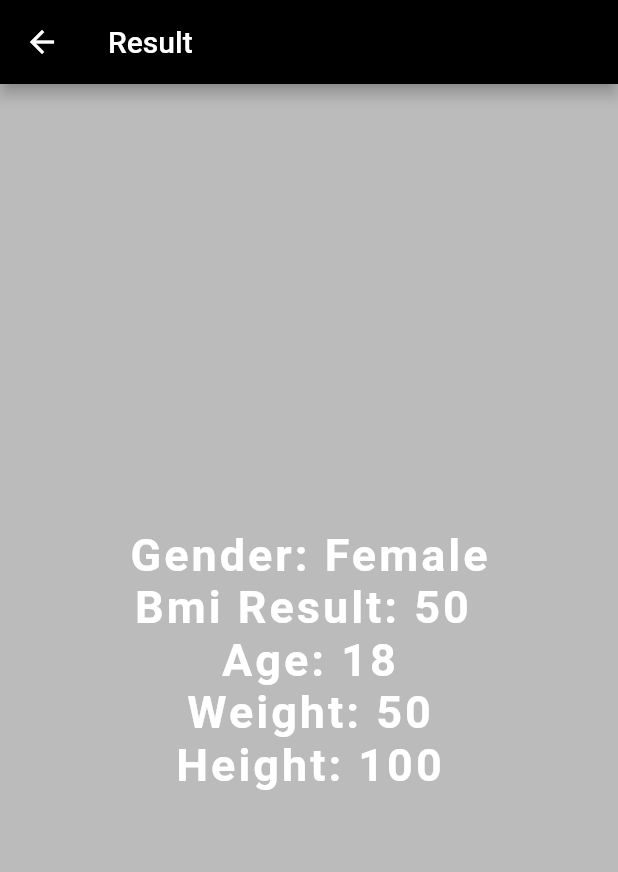
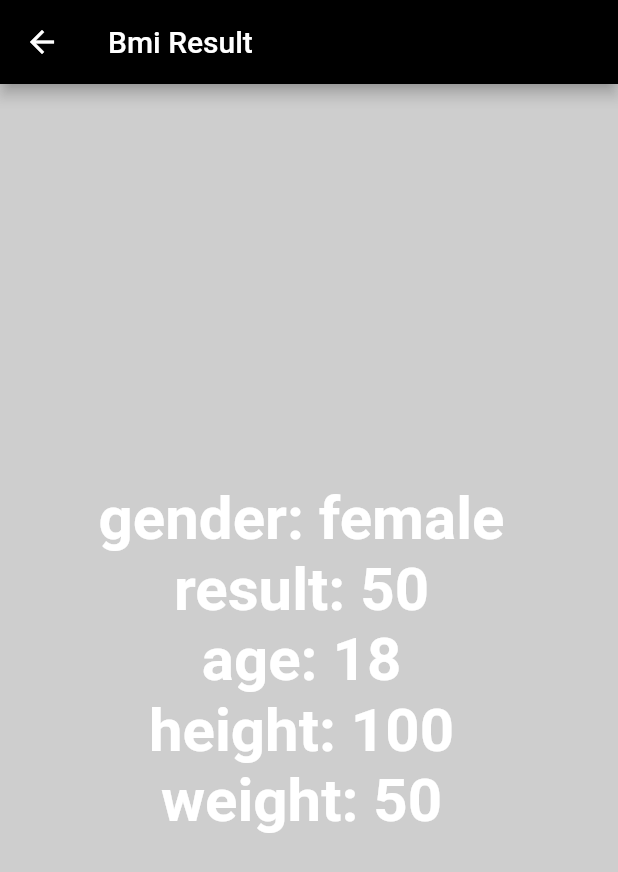
Before and after one commit to ZiadElsaadany/Flutter-Bmi-Calculator, a Flutter app: the screen it shows after launch, after a tap on "CALCULATE", on a phone screen of 412 x 824 dp. Shown: the top 872 px of the screen. Run offline on Flutter 3.47's test engine with Material 2 defaults, Android fonts, the phone set to English and light mode, and no system bars.

Commit message:
result screen added

```diff
--- a/lib/home_screen.dart
+++ b/lib/home_screen.dart
@@ -12,7 +12,7 @@ class _HomeScreenState extends State<HomeScreen> {
   double  height = 100;
   int age  = 18 ;
   double  weight = 50;
-  bool  colorMale = false;
+  bool  isMale = false;
   @override
   Widget build(BuildContext context) {
     return Scaffold(
@@ -28,42 +28,37 @@ class _HomeScreenState extends State<HomeScreen> {
                 Expanded(
                   child: Padding(
                     padding: const EdgeInsets.only(left: 15, right: 7, top: 10),
+                    child: Container(
+                      height: double.infinity,
+                      decoration: BoxDecoration(
+                          border: Border.all(
+                              color: isMale? Colors.black:Colors.red, width: 10),
+                          color: Colors.white,
+                          borderRadius: BorderRadius.circular(30)),
                       child: InkWell(
                           onTap: (){
-                        colorMale = false;
+                            isMale = false;
                             setState(() {});
                           },
-                      child: Container(
-                        decoration: BoxDecoration(
-                            border: Border.all(color: colorMale? Colors.black:Colors.red, width: 10),
-                            color: Colors.white,
-                            borderRadius: BorderRadius.circular(30)),
-                        child: const Image(
-                          image: AssetImage('assets/images/female.png'),
-                          height: 150,
-                        ),
-                      ),
+                          child: const Icon(Icons.female,size: 100,))
                     ),
                   ),
                 ),
                 Expanded(
                   child: Padding(
                     padding: const EdgeInsets.only(left: 15, right: 7, top: 10),
+                    child: Container(
+                      height: double.infinity,
+                      decoration: BoxDecoration(
+                          color: Colors.white,
+                          border: Border.all(color: isMale?Colors.red:Colors.black, width: 10),
+                          borderRadius: BorderRadius.circular(30)),
                       child: InkWell(
                           onTap: ( ) {
-                        colorMale = true;
+                            isMale = true;
                             setState(() {});
                           } ,
-                      child: Container(
-                        decoration: BoxDecoration(
-                            color: Colors.white,
-                            border: Border.all(color: colorMale?Colors.red:Colors.black, width: 10),
-                            borderRadius: BorderRadius.circular(30)),
-                        child: const Image(
-                          image: AssetImage('assets/images/male.png'),
-                          height: 150,
-                        ),
-                      ),
+                          child: const Icon(Icons.male_outlined,size: 100,))
                     ),
                   ),
                 ),
@@ -206,7 +201,6 @@ class _HomeScreenState extends State<HomeScreen> {
                                 onPressed: () {
                                   age--;
                                   setState(() {
-
                                   });
                                 },
                                 icon: const Icon(
@@ -237,20 +231,30 @@ class _HomeScreenState extends State<HomeScreen> {
               child: Padding(
                 padding: const EdgeInsets.all(20.0),
                 child: ElevatedButton(
-                  onPressed: () {
+                  onPressed: (){
                     double result = weight / pow(height/100,2);
                     print (result.round());
+
                       Navigator.push(context, MaterialPageRoute(
-                        builder: (context) =>ResultScreen(
-                          age: age,
-                          isMale: colorMale ,
+                          builder: (context)  {
+                            return  ResultScreen(
+                              height: height ,
+                              weight: weight,
                               result: result,
-                          height: height,
-                          weight: weight,
+                              age: age ,
+                              gender:
+                              isMale==true ?'male' : 'female',
 
-                        )
-                    )
-                    ) ;
+
+                            );
+                          }
+
+
+                      ));
+
+
+
+
                   },
                   style: ButtonStyle(
                     backgroundColor: MaterialStateProperty.all(Colors.red),
--- a/lib/result_screen.dart
+++ b/lib/result_screen.dart
@@ -1,70 +1,43 @@
+import 'package:bmi_calculator/widgets/text_result_widget.dart';
 import 'package:flutter/material.dart';
 
 class ResultScreen extends StatelessWidget {
- double   result  ;
- int  age ;
- bool  isMale ;
- double weight;
- double height;
- ResultScreen({
-   required this.age ,
-   required this.result,
-   required this.isMale,
-   required this.height ,
-   required this.weight
-} ) ;
+
+  final String gender ;
+  final double result ;
+  final int age ;
+  final double  weight;
+  final  double       height;
+  ResultScreen(
+  { // named
+    required this.height,
+    required this.result,
+    required this.weight,
+    required this.age ,
+    required this.gender
+}
+      );
   @override
   Widget build(BuildContext context) {
     return Scaffold(
-      backgroundColor: Colors.grey.withOpacity(0.7) ,
-      appBar: AppBar(
-          title: const Text('Result'), backgroundColor: Colors.black),
-      body: Center(
+        backgroundColor: Colors.grey.withOpacity(0.5),
+        appBar: AppBar(
+        title: const Text( 'Bmi Result'),
+        backgroundColor: Colors.black,
+      ),
+      body:  Container(
+        alignment: Alignment.center,
         child: Column (
           mainAxisAlignment: MainAxisAlignment.center,
-           children:  [
-            Text(
-                isMale? 'Gender: Male': 'Gender: Female',
-              style: const TextStyle(
-                fontWeight: FontWeight.bold,
-                fontSize: 30 ,
-                color: Colors.white,
-                letterSpacing: 2
-
-              ),
-
-            ),
-            Text( 'Bmi Result: ${result.round()} ',     style: const TextStyle(
-                fontWeight: FontWeight.bold,
-                fontSize: 30 ,
-                color: Colors.white,
-                letterSpacing: 2
-
-            )  ) ,
-            Text( 'Age: $age',style: const TextStyle(
-                fontWeight: FontWeight.bold,
-                fontSize: 30 ,
-                color: Colors.white,
-                letterSpacing: 2
-
-            ),),
-            Text( 'Weight: ${weight.toInt()}',  style: const TextStyle(
-                fontWeight: FontWeight.bold,
-                fontSize: 30 ,
-                color: Colors.white,
-                letterSpacing: 2
-
-            ),),
-            Text( 'Height: ${height.toInt()}',  style: const TextStyle(
-                fontWeight: FontWeight.bold,
-                fontSize: 30 ,
-                color: Colors.white,
-                letterSpacing: 2
-
-            ),),
+          children:  [
+             TextResultWidget( text1: 'gender' ,  text2: gender),
+             TextResultWidget(text1: 'result' , text2:result.round() ),
+             TextResultWidget(text1: 'age' ,text2: age),
+             TextResultWidget(text1: 'height' ,text2:height.round() ),
+             TextResultWidget(text1:  'weight'  ,text2:  weight.round()),
           ],
         ),
-      ),
-    ) ;
+      )
+    );
   }
 }
--- /dev/null
+++ b/lib/widgets/text_result_widget.dart
@@ -0,0 +1,21 @@
+import 'package:flutter/material.dart';
+
+class TextResultWidget extends StatelessWidget {
+final  String  text1 ;
+final  dynamic text2 ;
+TextResultWidget(
+{
+  required this.text1 ,
+  required this.text2
+}
+
+    );
+  @override
+  Widget build(BuildContext context) {
+    return Text('$text1: $text2 ',style:  const TextStyle(
+        fontSize: 40 ,
+        fontWeight: FontWeight.bold,
+        color: Colors.white
+    ),);
+  }
+}
```
Lines whose indentation alone changed are shown as unchanged.
